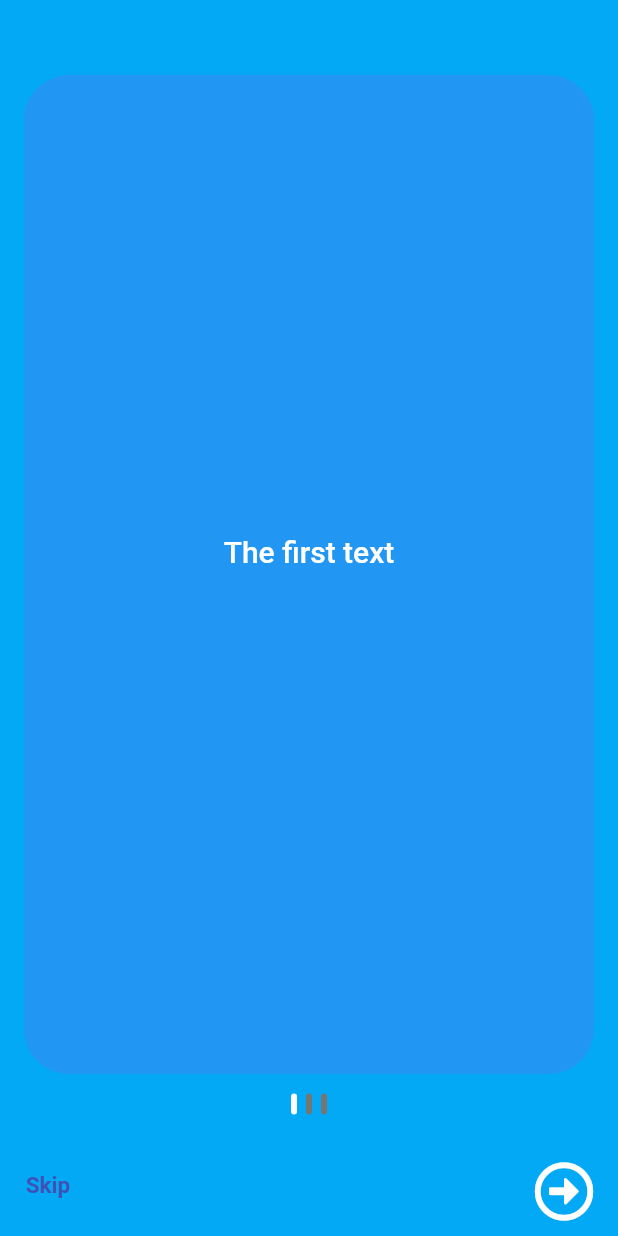
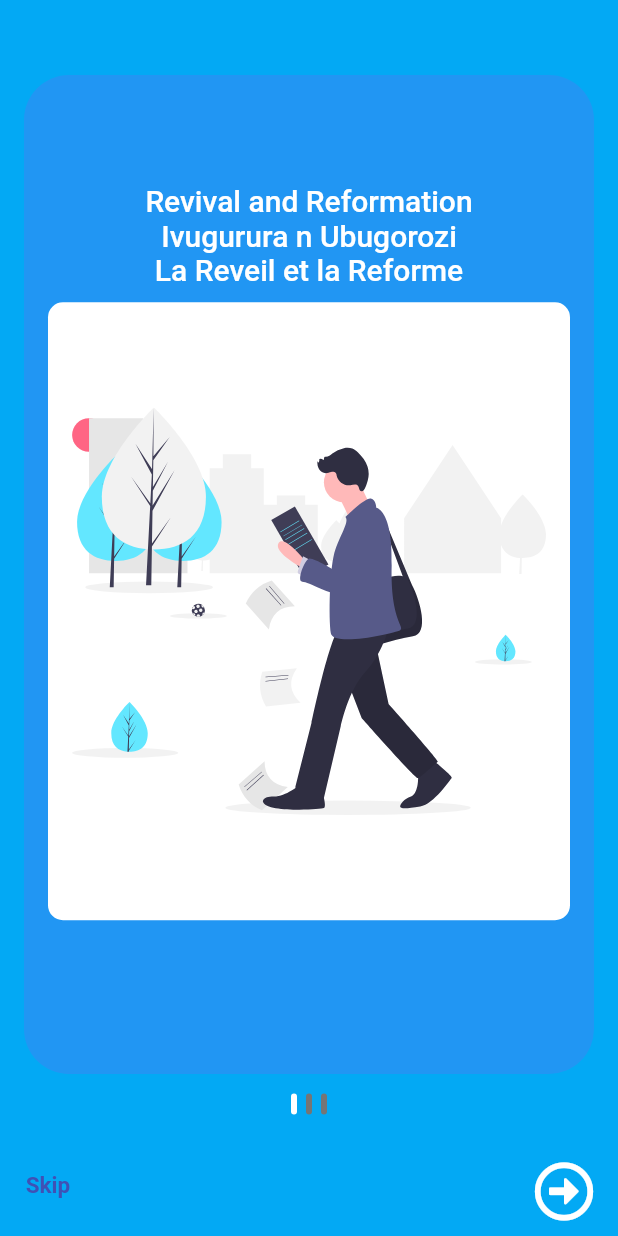
Before and after one commit to AJAkimana/ivugurura-app, a Flutter app: the screen it shows after launch, on a phone screen of 412 x 824 dp. Run offline on Flutter 3.47's test engine with Material 2 defaults, Android fonts, the phone set to English and light mode, and no system bars; our stand-ins replace assets_audio_player, audioplayers, dio, flutter_html, flutter_neumorphic, flutter_redux and 8 more; missing offline and left inert: animator, skeleton_loader, truncate.

Commit message:
Fix onboarding screen

```diff
--- a/lib/main.dart
+++ b/lib/main.dart
@@ -49,10 +49,9 @@ class MyApp extends StatelessWidget {
             scaffoldBackgroundColor: Colors.grey.shade300,
             primarySwatch: Colors.indigo,
             accentColor: Colors.red),
-        home: PageLayout(page: landingScreen, title: 'Onboarding'),
+        home: landingScreen,
         routes: {
-          'home': (_) => PageLayout(
-              page: HomePage(), title: translate('app.title'), useLayout: true)
+          'home': (_) => landingScreen
           // 'view_one_topic': (context) => OneTopicViewPage()
         },
       ),
--- a/lib/pages/onboarding_page.dart
+++ b/lib/pages/onboarding_page.dart
@@ -1,5 +1,6 @@
 import 'package:flutter/material.dart';
 import 'package:flutter/widgets.dart';
+import 'package:flutter_svg/flutter_svg.dart';
 import 'package:flutter_swiper_null_safety/flutter_swiper_null_safety.dart';
 import 'package:font_awesome_flutter/font_awesome_flutter.dart';
 import 'package:ivugurura_app/core/custom_alert_dialog.dart';
@@ -8,6 +9,7 @@ import 'package:ivugurura_app/core/language_selector.dart';
 import 'package:ivugurura_app/core/models/setting.dart';
 import 'package:ivugurura_app/core/redux/actions/category_actions.dart';
 import 'package:ivugurura_app/core/redux/actions/setting_actions.dart';
+import 'package:ivugurura_app/core/rounded_container.dart';
 import 'package:ivugurura_app/core/utils/constants.dart';
 import 'package:ivugurura_app/widget/welcome_quote.dart';
 
@@ -43,7 +45,7 @@ class _OnBoardingPageState extends State<OnBoardingPage> {
   @override
   Widget build(BuildContext context) {
     final List<Widget> swiperPages = [
-      _buildText('The first text'),
+      WelcomeCard(),
       CustomAlertDialog(
         title: 'Choose a language',
         content: 'Some information',
@@ -99,6 +101,9 @@ class _OnBoardingPageState extends State<OnBoardingPage> {
       child: Column(
         mainAxisAlignment: MainAxisAlignment.center,
         children: <Widget>[
+          _buildText('Revival and Reformation'),
+          _buildText('Ivugurura n Ubugorozi'),
+          _buildText('La Reveil et la Reforme'),
           swiperPage,
           SizedBox(height: 30)
         ],
@@ -137,9 +142,23 @@ class _OnBoardingPageState extends State<OnBoardingPage> {
     );
   }
 
-  void onGoHome() async {
+  void onGoHome() {
     changeSettings(context, setting: Setting(hasSet: true));
-    await fetchCategories(context);
+    fetchCategories(context);
     Navigator.of(context).pushReplacementNamed('home');
   }
 }
+class WelcomeCard extends StatelessWidget{
+  @override
+  Widget build(BuildContext context) {
+    double screenH = MediaQuery.of(context).size.height;
+    double screenW = MediaQuery.of(context).size.width;
+    return RoundedContainer(
+      borderRadius: BorderRadius.circular(10.0),
+      margin: const EdgeInsets.only(top: 10),
+      width: screenW,
+      height: screenH/2,
+      child: SvgPicture.asset('assets/read-bible.svg'),
+    );
+  }
+}
```
